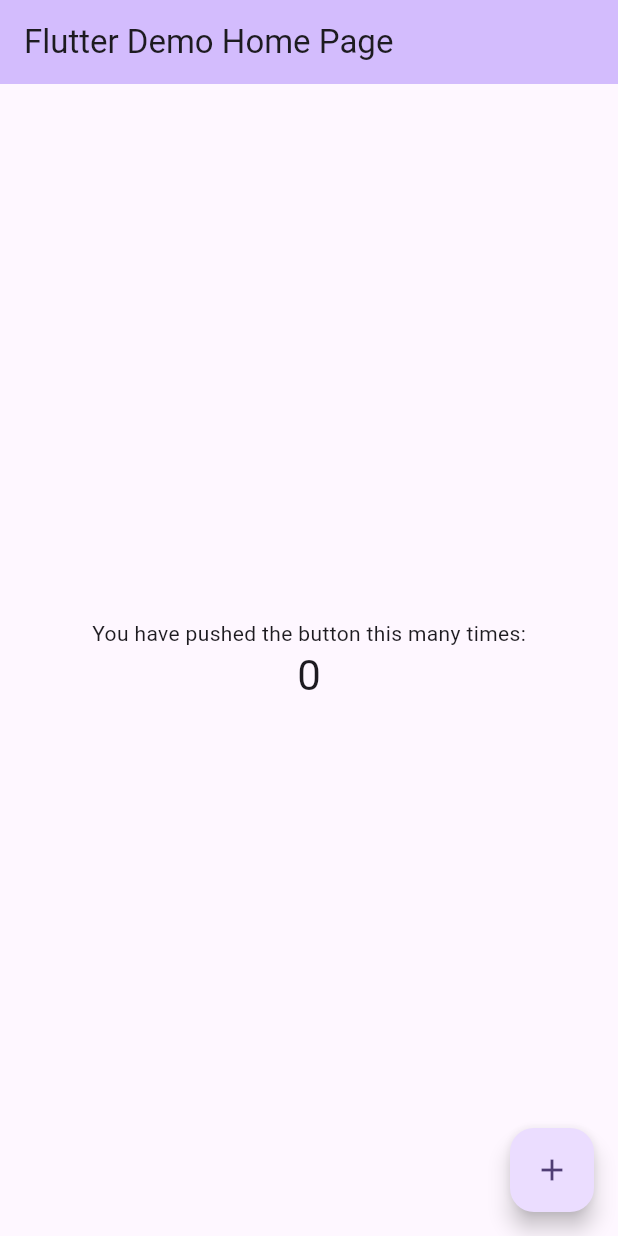
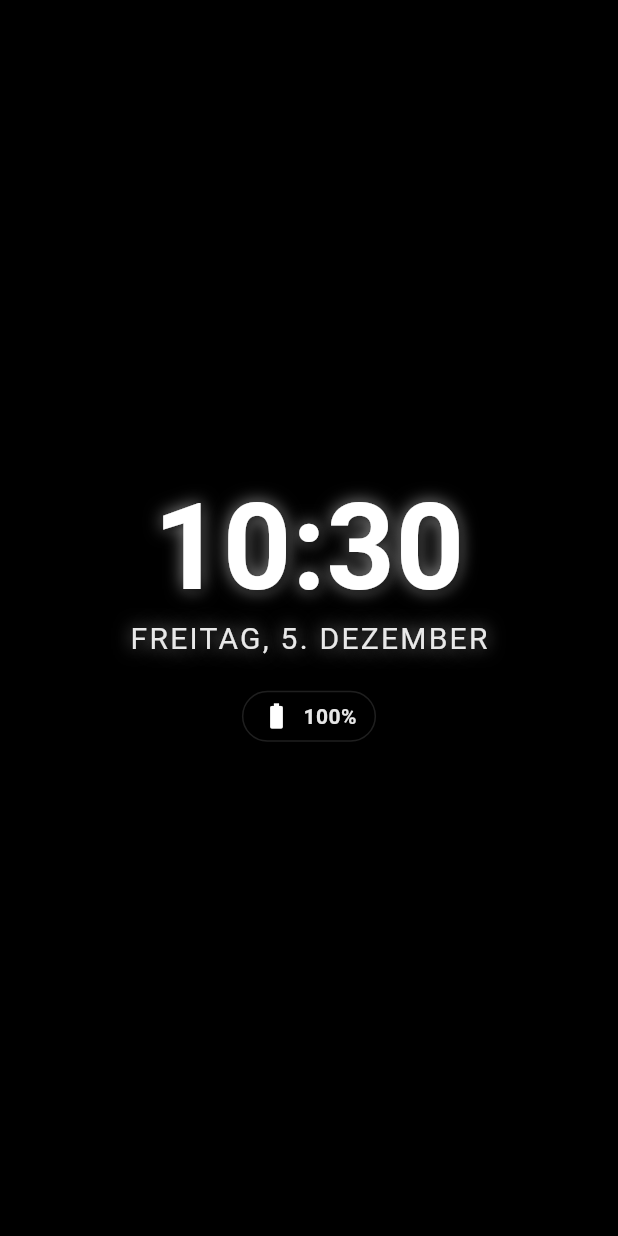
Before and after one commit to IlijaBertle/calmos, a Flutter app: the screen it shows after launch, on a phone screen of 412 x 824 dp. Run offline on Flutter 3.47's test engine with Material 3 defaults, Android fonts, the phone set to English and light mode, and no system bars; our stand-ins replace battery_plus.

Commit message:
Funktionierende Uhr Uhr 1.0

```diff
--- /dev/null
+++ b/lib/homescreen/screen.dart
@@ -0,0 +1,19 @@
+import 'package:flutter/material.dart';
+import 'widgets/clock_widget.dart';
+
+class HomeScreen extends StatelessWidget {
+  const HomeScreen({super.key});
+
+  @override
+  Widget build(BuildContext context) {
+    return Scaffold(
+      backgroundColor: Colors.black,
+      body: SafeArea(
+        child: Column(
+          mainAxisAlignment: MainAxisAlignment.center,
+          children: const [ClockWidget()],
+        ),
+      ),
+    );
+  }
+}
--- /dev/null
+++ b/lib/homescreen/widgets/clock_widget.dart
@@ -0,0 +1,403 @@
+import 'package:flutter/material.dart';
+import 'dart:async';
+import 'package:intl/intl.dart'; // Für Datum/Zeit
+import 'package:intl/date_symbol_data_local.dart'; // Für deutsche Formatierung
+import 'package:battery_plus/battery_plus.dart'; // Für den Akku
+
+class ClockWidget extends StatefulWidget {
+  const ClockWidget({super.key});
+
+  @override
+  State<ClockWidget> createState() => _ClockWidgetState();
+}
+
+class _ClockWidgetState extends State<ClockWidget> {
+  // --- Zeit & Datum ---
+  String _timeString = "00:00";
+  String _dateString = "";
+
+  // --- Akku ---
+  final Battery _battery = Battery();
+  int _batteryLevel = 100;
+  BatteryState _batteryState = BatteryState.full;
+  StreamSubscription<BatteryState>? _batteryStateSubscription;
+
+  // --- Styling Einstellungen ---
+  Color _color = Colors.white;
+  double _fontSize = 80;
+  String _currentFont = 'default';
+  bool _enableGlow = true;
+
+  final List<String> _fontOptions = ['default', 'pixel', 'serif', 'mono'];
+
+  @override
+  void initState() {
+    super.initState();
+
+    // 1. Deutsches Datumsformat initialisieren
+    initializeDateFormatting('de_DE', null).then((_) {
+      if (mounted) {
+        _updateTime();
+      }
+    });
+
+    _initBattery();
+
+    // Timer startet
+    Timer.periodic(const Duration(seconds: 1), (_) => _updateTime());
+  }
+
+  void _updateTime() {
+    if (!mounted) return;
+
+    final DateTime now = DateTime.now();
+    setState(() {
+      _timeString = DateFormat('HH:mm').format(now);
+      try {
+        _dateString = DateFormat('EEEE, d. MMMM', 'de_DE').format(now);
+      } catch (e) {
+        _dateString = "${now.day}.${now.month}.";
+      }
+    });
+  }
+
+  Future<void> _initBattery() async {
+    try {
+      final level = await _battery.batteryLevel;
+      setState(() {
+        _batteryLevel = level;
+      });
+
+      _batteryStateSubscription = _battery.onBatteryStateChanged.listen((
+        BatteryState state,
+      ) async {
+        final level = await _battery.batteryLevel;
+        if (mounted) {
+          setState(() {
+            _batteryState = state;
+            _batteryLevel = level;
+          });
+        }
+      });
+    } catch (e) {
+      debugPrint("Batterie-Status konnte nicht geladen werden: $e");
+    }
+  }
+
+  @override
+  void dispose() {
+    _batteryStateSubscription?.cancel();
+    super.dispose();
+  }
+
+  // --- Dialog für Einstellungen ---
+  void _openStyleDialog() {
+    showModalBottomSheet(
+      context: context,
+      backgroundColor: Colors.black.withValues(alpha: 0.85),
+      isScrollControlled: true,
+      shape: const RoundedRectangleBorder(
+        borderRadius: BorderRadius.vertical(top: Radius.circular(30)),
+      ),
+      builder: (context) {
+        return StatefulBuilder(
+          builder: (context, setModalState) {
+            return Padding(
+              padding: const EdgeInsets.all(25.0),
+              child: Column(
+                mainAxisSize: MainAxisSize.min,
+                crossAxisAlignment: CrossAxisAlignment.start,
+                children: [
+                  Center(
+                    child: Container(
+                      width: 50,
+                      height: 5,
+                      decoration: BoxDecoration(
+                        color: Colors.grey[700],
+                        borderRadius: BorderRadius.circular(10),
+                      ),
+                    ),
+                  ),
+                  const SizedBox(height: 20),
+                  const Text(
+                    "Launcher Style",
+                    style: TextStyle(
+                      fontSize: 28,
+                      color: Colors.white,
+                      fontWeight: FontWeight.bold,
+                    ),
+                  ),
+                  const SizedBox(height: 30),
+
+                  // 1. Farbe
+                  const Text(
+                    "Akzentfarbe",
+                    style: TextStyle(color: Colors.white70, fontSize: 16),
+                  ),
+                  const SizedBox(height: 10),
+                  Row(
+                    mainAxisAlignment: MainAxisAlignment.spaceBetween,
+                    children: [
+                      _colorOption(Colors.white, setModalState),
+                      _colorOption(Colors.cyanAccent, setModalState),
+                      _colorOption(Colors.purpleAccent, setModalState),
+                      _colorOption(Colors.greenAccent, setModalState),
+                      _colorOption(Colors.orangeAccent, setModalState),
+                    ],
+                  ),
+                  const SizedBox(height: 30),
+
+                  // 2. Größe
+                  Row(
+                    mainAxisAlignment: MainAxisAlignment.spaceBetween,
+                    children: [
+                      const Text(
+                        "Größe",
+                        style: TextStyle(color: Colors.white70, fontSize: 16),
+                      ),
+                      Text(
+                        "${_fontSize.round()}",
+                        style: const TextStyle(
+                          color: Colors.white,
+                          fontSize: 16,
+                        ),
+                      ),
+                    ],
+                  ),
+                  Slider(
+                    value: _fontSize,
+                    min: 40,
+                    max: 120,
+                    thumbColor: _color,
+                    activeColor: _color,
+                    inactiveColor: Colors.grey.shade800,
+                    onChanged: (value) {
+                      setModalState(() => _fontSize = value);
+                      setState(() {});
+                    },
+                  ),
+                  const SizedBox(height: 20),
+
+                  // 3. Glow Effekt Switch
+                  SwitchListTile(
+                    contentPadding: EdgeInsets.zero,
+                    activeColor: _color,
+                    title: const Text(
+                      "Neon Glow Effekt",
+                      style: TextStyle(color: Colors.white),
+                    ),
+                    subtitle: const Text(
+                      "Besserer Kontrast auf Wallpapern",
+                      style: TextStyle(color: Colors.grey),
+                    ),
+                    value: _enableGlow,
+                    onChanged: (val) {
+                      setModalState(() => _enableGlow = val);
+                      setState(() {});
+                    },
+                  ),
+
+                  const SizedBox(height: 20),
+
+                  // 4. Schriftart
+                  const Text(
+                    "Schriftart",
+                    style: TextStyle(color: Colors.white70, fontSize: 16),
+                  ),
+                  const SizedBox(height: 10),
+                  Container(
+                    padding: const EdgeInsets.symmetric(horizontal: 12),
+                    decoration: BoxDecoration(
+                      color: Colors.grey[900],
+                      borderRadius: BorderRadius.circular(10),
+                      border: Border.all(color: Colors.grey[800]!),
+                    ),
+                    child: DropdownButtonHideUnderline(
+                      child: DropdownButton<String>(
+                        dropdownColor: Colors.grey[900],
+                        value: _currentFont,
+                        isExpanded: true,
+                        icon: const Icon(
+                          Icons.arrow_drop_down,
+                          color: Colors.white,
+                        ),
+                        items: _fontOptions
+                            .map(
+                              (font) => DropdownMenuItem(
+                                value: font,
+                                child: Text(
+                                  font.toUpperCase(),
+                                  style: const TextStyle(color: Colors.white),
+                                ),
+                              ),
+                            )
+                            .toList(),
+                        onChanged: (value) {
+                          if (value != null) {
+                            setModalState(() => _currentFont = value);
+                            setState(() {});
+                          }
+                        },
+                      ),
+                    ),
+                  ),
+
+                  const SizedBox(height: 40),
+                ],
+              ),
+            );
+          },
+        );
+      },
+    );
+  }
+
+  Widget _colorOption(Color color, Function setModalState) {
+    bool isSelected = _color == color;
+
+    return GestureDetector(
+      onTap: () {
+        setModalState(() => _color = color);
+        setState(() {});
+      },
+      child: AnimatedContainer(
+        duration: const Duration(milliseconds: 200),
+        width: isSelected ? 50 : 40,
+        height: isSelected ? 50 : 40,
+        decoration: BoxDecoration(
+          color: color,
+          shape: BoxShape.circle,
+          boxShadow: isSelected
+              ? [
+                  BoxShadow(
+                    color: color.withValues(alpha: 0.6),
+                    blurRadius: 10,
+                    spreadRadius: 2,
+                  ),
+                ]
+              : [],
+          border: Border.all(color: Colors.white, width: isSelected ? 3 : 1),
+        ),
+      ),
+    );
+  }
+
+  TextStyle _getStyle(double size, {bool isBold = false}) {
+    List<Shadow> shadows = [];
+    if (_enableGlow) {
+      shadows = [
+        Shadow(
+          offset: const Offset(0, 0),
+          blurRadius: 15.0,
+          color: _color.withValues(alpha: 0.6),
+        ),
+        const Shadow(
+          offset: Offset(2, 2),
+          blurRadius: 5.0,
+          color: Colors.black54,
+        ),
+      ];
+    } else {
+      shadows = [
+        const Shadow(
+          offset: Offset(1, 1),
+          blurRadius: 2.0,
+          color: Colors.black87,
+        ),
+      ];
+    }
+
+    return TextStyle(
+      fontSize: size,
+      fontWeight: isBold ? FontWeight.bold : FontWeight.normal,
+      color: _color,
+      shadows: shadows,
+      fontFamily: _currentFont == 'pixel'
+          ? 'PixelFont'
+          : _currentFont == 'serif'
+          ? 'SerifFont'
+          : _currentFont == 'mono'
+          ? 'MonoFont'
+          : null,
+    );
+  }
+
+  @override
+  Widget build(BuildContext context) {
+    return Center(
+      // Uhr mittig
+      child: GestureDetector(
+        onLongPress: _openStyleDialog, // Nur LongPress
+        child: Container(
+          padding: const EdgeInsets.symmetric(horizontal: 20, vertical: 30),
+          child: Column(
+            mainAxisSize: MainAxisSize.min,
+            crossAxisAlignment: CrossAxisAlignment.center,
+            children: [
+              Text(
+                _timeString,
+                style: _getStyle(_fontSize, isBold: true).copyWith(height: 0.9),
+              ),
+
+              const SizedBox(height: 10),
+
+              Text(
+                _dateString.toUpperCase(),
+                style: _getStyle(_fontSize * 0.25).copyWith(
+                  letterSpacing: 1.5,
+                  color: Colors.white.withValues(alpha: 0.9),
+                ),
+              ),
+
+              const SizedBox(height: 20),
+
+              _buildBatteryIndicator(),
+            ],
+          ),
+        ),
+      ),
+    );
+  }
+
+  Widget _buildBatteryIndicator() {
+    Color batteryColor = _batteryLevel > 20 ? _color : Colors.redAccent;
+    IconData icon = Icons.battery_full;
+
+    if (_batteryState == BatteryState.charging) {
+      icon = Icons.battery_charging_full;
+      batteryColor = Colors.greenAccent;
+    } else {
+      if (_batteryLevel <= 20) {
+        icon = Icons.battery_alert;
+      } else if (_batteryLevel <= 50) {
+        icon = Icons.battery_4_bar;
+      } else if (_batteryLevel <= 80) {
+        icon = Icons.battery_6_bar;
+      }
+    }
+
+    return Container(
+      padding: const EdgeInsets.symmetric(horizontal: 12, vertical: 6),
+      decoration: BoxDecoration(
+        color: Colors.black.withValues(alpha: 0.3),
+        borderRadius: BorderRadius.circular(20),
+        border: Border.all(color: Colors.white12),
+      ),
+      child: Row(
+        mainAxisSize: MainAxisSize.min,
+        children: [
+          Icon(icon, color: batteryColor, size: 20),
+          const SizedBox(width: 8),
+          Text(
+            "$_batteryLevel%",
+            style: TextStyle(
+              color: Colors.white.withValues(alpha: 0.9),
+              fontWeight: FontWeight.bold,
+              fontSize: 14,
+            ),
+          ),
+        ],
+      ),
+    );
+  }
+}
--- a/lib/main.dart
+++ b/lib/main.dart
@@ -1,4 +1,5 @@
 import 'package:flutter/material.dart';
+import 'homescreen/screen.dart';
 
 void main() {
   runApp(const MyApp());
@@ -7,116 +8,13 @@ void main() {
 class MyApp extends StatelessWidget {
   const MyApp({super.key});
 
-  // This widget is the root of your application.
   @override
   Widget build(BuildContext context) {
     return MaterialApp(
-      title: 'Flutter Demo',
-      theme: ThemeData(
-        // This is the theme of your application.
-        //
-        // TRY THIS: Try running your application with "flutter run". You'll see
-        // the application has a purple toolbar. Then, without quitting the app,
-        // try changing the seedColor in the colorScheme below to Colors.green
-        // and then invoke "hot reload" (save your changes or press the "hot
-        // reload" button in a Flutter-supported IDE, or press "r" if you used
-        // the command line to start the app).
-        //
-        // Notice that the counter didn't reset back to zero; the application
-        // state is not lost during the reload. To reset the state, use hot
-        // restart instead.
-        //
-        // This works for code too, not just values: Most code changes can be
-        // tested with just a hot reload.
-        colorScheme: ColorScheme.fromSeed(seedColor: Colors.deepPurple),
-      ),
-      home: const MyHomePage(title: 'Flutter Demo Home Page'),
+      debugShowCheckedModeBanner: false,
+      title: 'Homescreen Demo',
+      theme: ThemeData.dark(),
+      home: const HomeScreen(),
     );
   }
 }
-
-class MyHomePage extends StatefulWidget {
-  const MyHomePage({super.key, required this.title});
-
-  // This widget is the home page of your application. It is stateful, meaning
-  // that it has a State object (defined below) that contains fields that affect
-  // how it looks.
-
-  // This class is the configuration for the state. It holds the values (in this
-  // case the title) provided by the parent (in this case the App widget) and
-  // used by the build method of the State. Fields in a Widget subclass are
-  // always marked "final".
-
-  final String title;
-
-  @override
-  State<MyHomePage> createState() => _MyHomePageState();
-}
-
-class _MyHomePageState extends State<MyHomePage> {
-  int _counter = 0;
-
-  void _incrementCounter() {
-    setState(() {
-      // This call to setState tells the Flutter framework that something has
-      // changed in this State, which causes it to rerun the build method below
-      // so that the display can reflect the updated values. If we changed
-      // _counter without calling setState(), then the build method would not be
-      // called again, and so nothing would appear to happen.
-      _counter++;
-    });
-  }
-
-  @override
-  Widget build(BuildContext context) {
-    // This method is rerun every time setState is called, for instance as done
-    // by the _incrementCounter method above.
-    //
-    // The Flutter framework has been optimized to make rerunning build methods
-    // fast, so that you can just rebuild anything that needs updating rather
-    // than having to individually change instances of widgets.
-    return Scaffold(
-      appBar: AppBar(
-        // TRY THIS: Try changing the color here to a specific color (to
-        // Colors.amber, perhaps?) and trigger a hot reload to see the AppBar
-        // change color while the other colors stay the same.
-        backgroundColor: Theme.of(context).colorScheme.inversePrimary,
-        // Here we take the value from the MyHomePage object that was created by
-        // the App.build method, and use it to set our appbar title.
-        title: Text(widget.title),
-      ),
-      body: Center(
-        // Center is a layout widget. It takes a single child and positions it
-        // in the middle of the parent.
-        child: Column(
-          // Column is also a layout widget. It takes a list of children and
-          // arranges them vertically. By default, it sizes itself to fit its
-          // children horizontally, and tries to be as tall as its parent.
-          //
-          // Column has various properties to control how it sizes itself and
-          // how it positions its children. Here we use mainAxisAlignment to
-          // center the children vertically; the main axis here is the vertical
-          // axis because Columns are vertical (the cross axis would be
-          // horizontal).
-          //
-          // TRY THIS: Invoke "debug painting" (choose the "Toggle Debug Paint"
-          // action in the IDE, or press "p" in the console), to see the
-          // wireframe for each widget.
-          mainAxisAlignment: MainAxisAlignment.center,
-          children: <Widget>[
-            const Text('You have pushed the button this many times:'),
-            Text(
-              '$_counter',
-              style: Theme.of(context).textTheme.headlineMedium,
-            ),
-          ],
-        ),
-      ),
-      floatingActionButton: FloatingActionButton(
-        onPressed: _incrementCounter,
-        tooltip: 'Increment',
-        child: const Icon(Icons.add),
-      ), // This trailing comma makes auto-formatting nicer for build methods.
-    );
-  }
-}
```
Also changed, not shown: pubspec.yaml (+15 -65 lines), assets/fonts/MonoFont.ttf (added), assets/fonts/PixelFont.ttf (added), assets/fonts/SerifFont.ttf (added), pubspec.lock.
